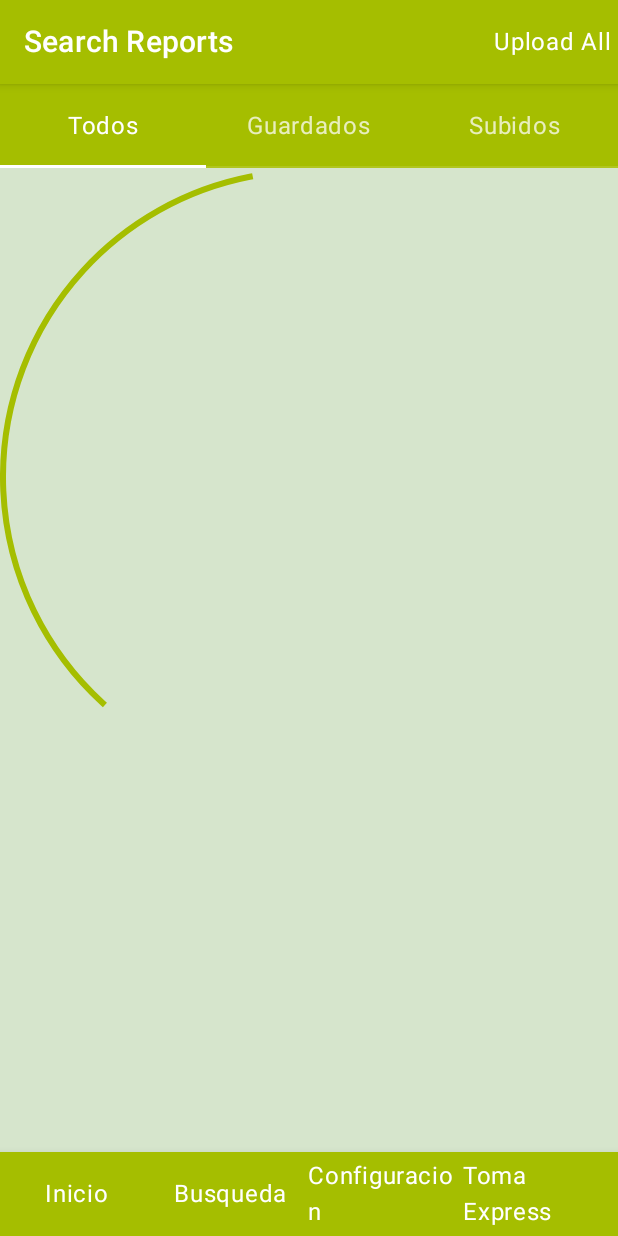
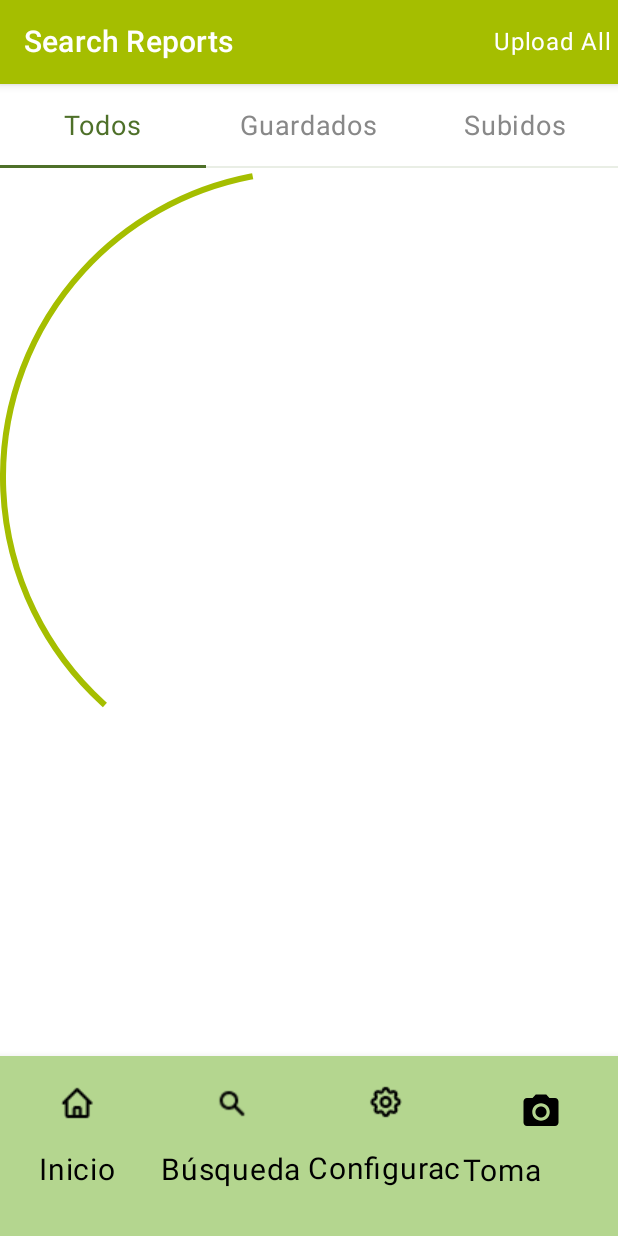
Before and after one commit to NarhariOlalde/DevKots, an Android app built with Jetpack Compose: the SearchScreen screen opened through its navigation route, on a phone screen of 412 x 824 dp. Run offline under Robolectric (Android 15) with nearby library versions, the phone set to English and light mode, and no system bars; network calls fail; 1 statement that could not run was skipped.

Commit message:
Cambios en Theme y MainLayout, SearchScreen añadida y reportes modificados

```diff
--- a/App/app/src/main/java/com/example/devkots/uiLib/components/MainLayout.kt
+++ b/App/app/src/main/java/com/example/devkots/uiLib/components/MainLayout.kt
@@ -9,17 +9,24 @@ import androidx.activity.compose.rememberLauncherForActivityResult
 import androidx.activity.result.contract.ActivityResultContracts
 import androidx.compose.foundation.layout.*
 import androidx.compose.material.*
+import androidx.compose.material.icons.Icons
+import androidx.compose.material.icons.filled.CameraAlt
 import androidx.compose.runtime.Composable
 import androidx.compose.runtime.getValue
 import androidx.compose.runtime.mutableStateOf
 import androidx.compose.runtime.remember
 import androidx.compose.runtime.setValue
+import androidx.compose.ui.Alignment
 import androidx.compose.ui.Modifier
 import androidx.compose.ui.graphics.Color
 import androidx.compose.ui.platform.LocalContext
+import androidx.compose.ui.res.painterResource
+import androidx.compose.ui.unit.dp
+import androidx.compose.ui.unit.sp
 import androidx.core.app.ActivityCompat
 import androidx.core.content.ContextCompat
 import androidx.navigation.NavController
+import com.example.devkots.R
 import com.example.devkots.uiLib.screens.createImageFile
 import com.example.devkots.uiLib.theme.ObjectGreen2
 
@@ -56,49 +63,108 @@ fun BottomNavigationBar(navController: NavController) {
             Toast.makeText(context, "Permission is required for images is required to access the gallery.", Toast.LENGTH_SHORT).show()
         }
     }
-
-
-
-
     BottomNavigation(
-        backgroundColor = ObjectGreen2,
-        contentColor = Color.White
+        backgroundColor = Color(0xFFB4D68F),
+        contentColor = Color.Black,
+        modifier = Modifier
+            .height(120.dp)
     ) {
         BottomNavigationItem(
             selected = false,
             onClick = { navController.navigate("dashboard") },
-            icon = { Text("Inicio", color = Color.White) }
+            icon = {
+                Column(
+                    horizontalAlignment = Alignment.CenterHorizontally,
+                    verticalArrangement = Arrangement.SpaceEvenly,
+                    modifier = Modifier.padding(top = 30.dp)
+                ) {
+                    Icon(
+                        painter = painterResource(id = R.drawable.inicio),
+                        contentDescription = "Inicio",
+                        tint = Color.Black,
+                        modifier = Modifier.size(65.dp)
+                    )
+                    Text("Inicio", color = Color.Black, fontSize = 20.sp)
+                }
+            }
         )
         BottomNavigationItem(
             selected = false,
             onClick = { navController.navigate("search") },
-            icon = { Text("Busqueda", color = Color.White) }
+            icon = {
+                Column(
+                    horizontalAlignment = Alignment.CenterHorizontally,
+                    verticalArrangement = Arrangement.SpaceEvenly,
+                    modifier = Modifier.padding(top = 30.dp)
+                ) {
+                    Icon(
+                        painter = painterResource(id = R.drawable.busqueda),
+                        contentDescription = "Búsqueda",
+                        tint = Color.Black,
+                        modifier = Modifier.size(65.dp)
+                    )
+                    Text("Búsqueda", color = Color.Black, fontSize = 20.sp)
+                }
+            }
         )
         BottomNavigationItem(
             selected = false,
             onClick = { navController.navigate("configuracion") },
-            icon = { Text("Configuracion", color = Color.White) }
+            icon = {
+                Column(
+                    horizontalAlignment = Alignment.CenterHorizontally,
+                    verticalArrangement = Arrangement.SpaceEvenly,
+                    modifier = Modifier.padding(top = 30.dp)
+                ) {
+                    Icon(
+                        painter = painterResource(id = R.drawable.configuracion),
+                        contentDescription = "Configuración",
+                        tint = Color.Black,
+                        modifier = Modifier.size(65.dp)
+                    )
+                    Text("Configuración", color = Color.Black, fontSize = 20.sp)
+                }
+            }
         )
         BottomNavigationItem(
             selected = false,
             onClick = {
                 when {
-                    ContextCompat.checkSelfPermission(context, Manifest.permission.CAMERA) == PackageManager.PERMISSION_GRANTED -> { // Permission is already granted, proceed with taking a photo
+                    ContextCompat.checkSelfPermission(
+                        context,
+                        Manifest.permission.CAMERA
+                    ) == PackageManager.PERMISSION_GRANTED -> {
                         cameraUri.value = createImageFile(context)
                         cameraUri.value?.let { cameraLauncher.launch(it) }
                     }
-                    ActivityCompat.shouldShowRequestPermissionRationale(context as Activity, Manifest.permission.CAMERA) -> {
-                        // Explain to the user why you need the camera permission (if needed)
+
+                    ActivityCompat.shouldShowRequestPermissionRationale(
+                        context as Activity,
+                        Manifest.permission.CAMERA
+                    ) -> {
                         submissionResult = "Please allow camera access to take photos."
                     }
+
                     else -> {
-                        // Request the permission
                         permissionLauncher.launch(Manifest.permission.CAMERA)
                     }
-
                 }
-                      },
-            icon = { Text("Toma Express", color = Color.White) }
+            },
+            icon = {
+                Column(
+                    horizontalAlignment = Alignment.CenterHorizontally,
+                    verticalArrangement = Arrangement.SpaceEvenly,
+                    modifier = Modifier.padding(top = 55.dp)
+                ) {
+                    Icon(
+                        imageVector = Icons.Default.CameraAlt,
+                        contentDescription = "Toma Express",
+                        tint = Color.Black,
+                        modifier = Modifier.size(28.dp)
+                    )
+                    Text("Toma Express", color = Color.Black, fontSize = 20.sp, modifier = Modifier.padding(top = 13.dp))
+                }
+            }
         )
     }
 }
--- a/App/app/src/main/java/com/example/devkots/uiLib/screens/SearchScreen.kt
+++ b/App/app/src/main/java/com/example/devkots/uiLib/screens/SearchScreen.kt
@@ -1,5 +1,6 @@
 package com.example.devkots.uiLib.screens
 
+import androidx.compose.foundation.background
 import androidx.compose.foundation.clickable
 import androidx.compose.foundation.layout.*
 import androidx.compose.foundation.lazy.LazyColumn
@@ -122,26 +123,61 @@ fun SearchScreen(
                 .padding(paddingValues)
         ) {
             // Tabs for filtering
-            TabRow(selectedTabIndex = selectedTab) {
-                Tab(selected = selectedTab == 0, onClick = {
+            TabRow(
+                selectedTabIndex = selectedTab,
+                backgroundColor = Color.White,
+                contentColor = Color(0xFF4E7029),
+            ) {
+                Tab(
+                    selected = selectedTab == 0,
+                    onClick = {
                         selectedTab = 0
                         filterReportsByTab(0)
-                }) {
-                    Text("Todos", modifier = Modifier.padding(16.dp))
+                    },
+                    selectedContentColor = Color(0xFF4E7029), // Verde si está seleccionada
+                    unselectedContentColor = Color.Gray, // Gris si no está seleccionada
+                ) {
+                    Text(
+                        "Todos",
+                        modifier = Modifier.padding(16.dp),
+                        fontSize = 18.sp // Tamaño de letra más grande
+                    )
                 }
-                Tab(selected = selectedTab == 1, onClick = {
+                Tab(
+                    selected = selectedTab == 1,
+                    onClick = {
                         selectedTab = 1
                         filterReportsByTab(1)
-                }) {
-                    Text("Guardados", modifier = Modifier.padding(16.dp))
+                    },
+                    selectedContentColor = Color(0xFF4E7029), // Verde si está seleccionada
+                    unselectedContentColor = Color.Gray, // Gris si no está seleccionada
+                ) {
+                    Text(
+                        "Guardados",
+                        modifier = Modifier.padding(16.dp),
+                        fontSize = 18.sp // Tamaño de letra más grande
+                    )
                 }
-                Tab(selected = selectedTab == 2, onClick = {
+                Tab(
+                    selected = selectedTab == 2,
+                    onClick = {
                         selectedTab = 2
                         filterReportsByTab(2)
-                }) {
-                    Text("Subidos", modifier = Modifier.padding(16.dp))
+                    },
+                    selectedContentColor = Color(0xFF4E7029), // Verde si está seleccionada
+                    unselectedContentColor = Color.Gray, // Gris si no está seleccionada
+                ) {
+                    Text(
+                        "Subidos",
+                        modifier = Modifier.padding(16.dp),
+                        fontSize = 18.sp // Tamaño de letra más grande
+                    )
                 }
             }
+
+
+
+
 
             if (loading) {
                 CircularProgressIndicator(modifier = Modifier.fillMaxSize())
@@ -152,7 +188,6 @@ fun SearchScreen(
                 ) {
                     filteredReports.forEach { report ->
 
-                        val backgroundColor = if (report.status) ObjectGreen5 else Color(0xFFFFCDD2)
                         Card(
                             modifier = Modifier
                                 .fillMaxWidth()
@@ -160,7 +195,6 @@ fun SearchScreen(
                                 .clickable {
                                     navController.navigate("report_detail/${report.id}")
                                 },
-                            backgroundColor = backgroundColor
                         ) {
                             Column(modifier = Modifier.padding(16.dp)) {
                                 Text("Report ID: ${report.id}", fontSize = 16.sp)
--- a/App/app/src/main/java/com/example/devkots/uiLib/theme/Theme.kt
+++ b/App/app/src/main/java/com/example/devkots/uiLib/theme/Theme.kt
@@ -18,7 +18,7 @@ private val LightColorPalette = lightColors(
     primary = ObjectGreen2,
     primaryVariant = ObjectGreen1,
     secondary = ObjectGreen3,
-    background = IntroGreen,
+    background = Color.White,
     surface = ObjectGreen4,
     onPrimary = Color.White,
     onSecondary = Color.Black,
```
Also changed, not shown: App/app/src/main/java/com/example/devkots/uiLib/screens/FaunaTransectoFormScreen.kt (+13 -15 lines), App/app/src/main/java/com/example/devkots/uiLib/screens/ReportSelectionScreen.kt (+6 -8 lines), App/app/src/main/res/drawable/busqueda.png (added), App/app/src/main/res/drawable/configuracion.png (added), App/app/src/main/res/drawable/home.png (deleted), App/app/src/main/res/drawable/inicio.png (added), App/app/src/main/res/drawable/search.png (deleted). Lines whose indentation alone changed are shown as unchanged.
